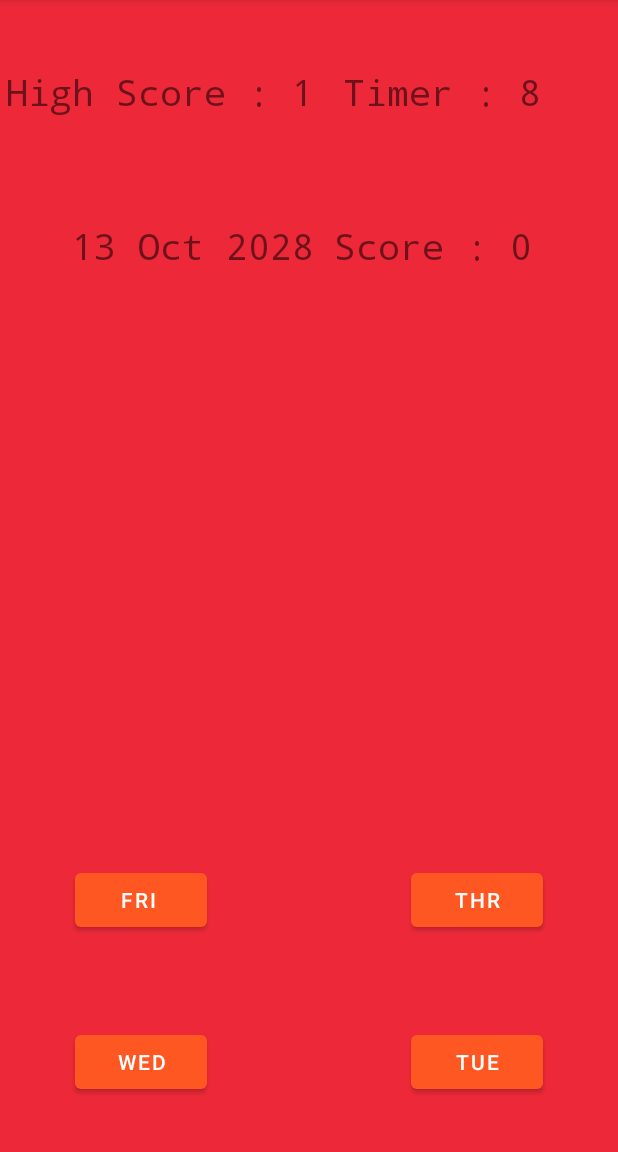
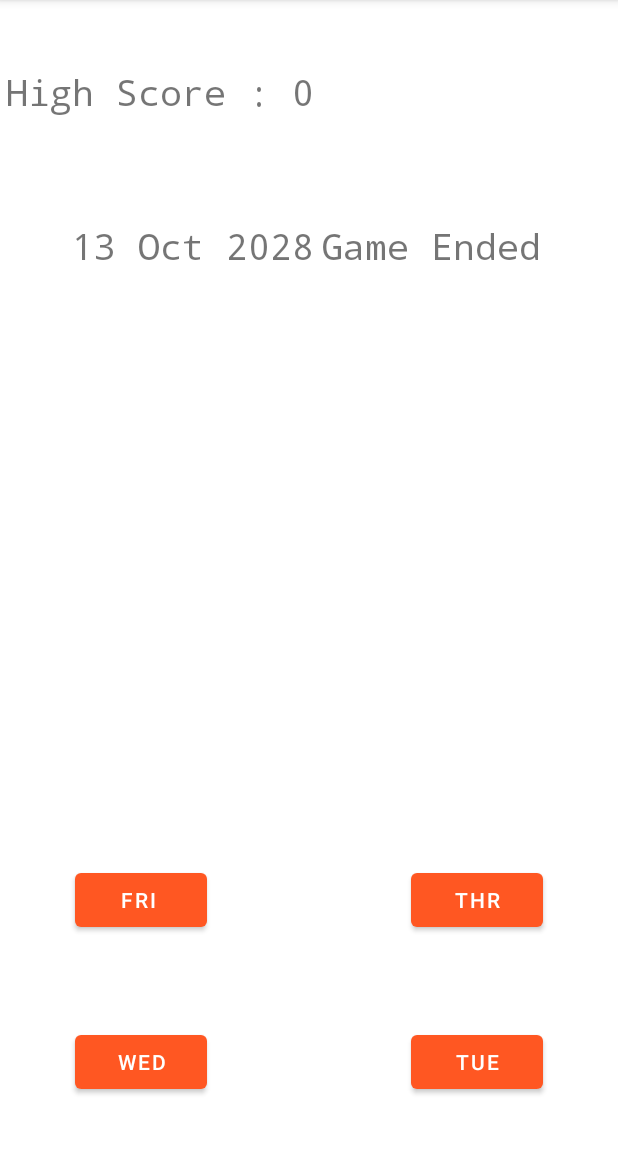
Before and after one commit to jaiakash/guesstheday, an Android app: the screen it shows after launch (MainActivity), after a tap on "SAT", on a phone screen of 412 x 824 dp, the part 84-1236 px from its top. Run offline under Robolectric (Android 15) with nearby library versions, the phone set to English and light mode, and no system bars; 1 other tap on this screen came first.

Commit message:
Fixed Game start and End

```diff
--- a/app/src/main/java/com/amostrone/akash/gtd/MainActivity.java
+++ b/app/src/main/java/com/amostrone/akash/gtd/MainActivity.java
@@ -56,7 +56,7 @@ public class MainActivity extends AppCompatActivity {
 
         String strDate = setDate_Text();
         date_text.setText(strDate);
-        score_text.setText("Score : "+Score);
+        score_text.setText("Start Game");
         //Toast.makeText(this, ans, Toast.LENGTH_SHORT).show();
 
         make_option();
@@ -81,7 +81,7 @@ public class MainActivity extends AppCompatActivity {
             opt_butt[rand_l.get(i)].setText(opt[i]);
     }
 
-    public static String setDate_Text(){
+    String setDate_Text(){
 
         GregorianCalendar gc = new GregorianCalendar();
         int year = randBetween(1900, 2100);
@@ -96,6 +96,7 @@ public class MainActivity extends AppCompatActivity {
         try {
             Date date = new SimpleDateFormat("d MMM yyyy").parse(dt);
             ans= date.toString().substring(0,4);
+            //Toast.makeText(this, ans, Toast.LENGTH_SHORT).show();
         } catch (ParseException e) {
             Log.e("Date conversion","ParseException occured: " + e.getMessage());
         }
@@ -107,6 +108,24 @@ public class MainActivity extends AppCompatActivity {
         return start + (int)Math.round(Math.random() * (end - start));
     }
 
+    void gameEnd(){
+
+        //High score
+        highScore=Math.max(highScore,Score);
+        high_text.setText("High Score : "+highScore);
+
+        score_text.setText("Game Ended");
+
+        //Saving high Score to Shared prefrences
+        // write all the data entered by the user in SharedPreference and apply
+        SP_edit.putInt("High Score", highScore);
+        SP_edit.apply();
+
+        //Toast.makeText(this, "Game Ended, Your Score is "+ (Score+1), Toast.LENGTH_SHORT).show();
+        Score=0;
+        home.setBackgroundColor(getResources().getColor(R.color.white));
+    }
+
     /** Called when the user touches the button */
     public void sendMessage(View view) {
         //Vibration
@@ -115,7 +134,7 @@ public class MainActivity extends AppCompatActivity {
 
         //Toast.makeText(this, ans, Toast.LENGTH_SHORT).show();
 
-        counter=10;
+        /*counter=10;
         new CountDownTimer(10000, 1000){
             public void onTick(long millisUntilFinished){
                 timer_text.setText("Timer : "+counter);
@@ -124,22 +143,13 @@ public class MainActivity extends AppCompatActivity {
             public  void onFinish(){
                 //Toast.makeText(MainActivity.this, "Times Up", Toast.LENGTH_SHORT).show();
                 timer_text.setText("Times Up");
-                highScore=Math.max(highScore,Score);
-                Score=0;
+                gameEnd();
+                //Score=0;
             }
-        }.start();
+        }.start();*/
 
         //Change color of home layout
         home.setBackgroundColor(getResources().getColor(R.color.wrong));
-
-        //High score
-        highScore=Math.max(highScore,Score);
-        high_text.setText("High Score : "+highScore);
-
-        //Saving high Score to Shared prefrences
-        // write all the data entered by the user in SharedPreference and apply
-        SP_edit.putInt("High Score", highScore);
-        SP_edit.apply();
 
         switch (view.getId()) {
             case R.id.button1:
@@ -181,18 +191,17 @@ public class MainActivity extends AppCompatActivity {
                 break;
         }
 
-        if(Score<0){
-            Toast.makeText(this, "Game Ended, Your Score is "+ (Score+1), Toast.LENGTH_SHORT).show();
-            Score=0;
-            home.setBackgroundColor(getResources().getColor(R.color.white));
-        }
+        Log.i("Score", Score+"");
 
         String strDate = setDate_Text();
         date_text.setText(strDate);
 
         score_text.setText("Score : "+Score);
 
+        if(Score<=0) gameEnd();
+
         make_option();
+        //Toast.makeText(this, ans, Toast.LENGTH_SHORT).show();
         //Toast.makeText(this, Integer.toString(Score), Toast.LENGTH_SHORT).show();
     }
 }
--- a/app/src/main/res/layout/activity_main.xml
+++ b/app/src/main/res/layout/activity_main.xml
@@ -45,6 +45,7 @@
         android:layout_height="wrap_content"
         android:layout_marginEnd="48dp"
         android:text="Timer"
+        android:visibility="invisible"
         android:textSize="24sp"
         android:typeface="monospace"
         app:layout_constraintBottom_toBottomOf="parent"
```
